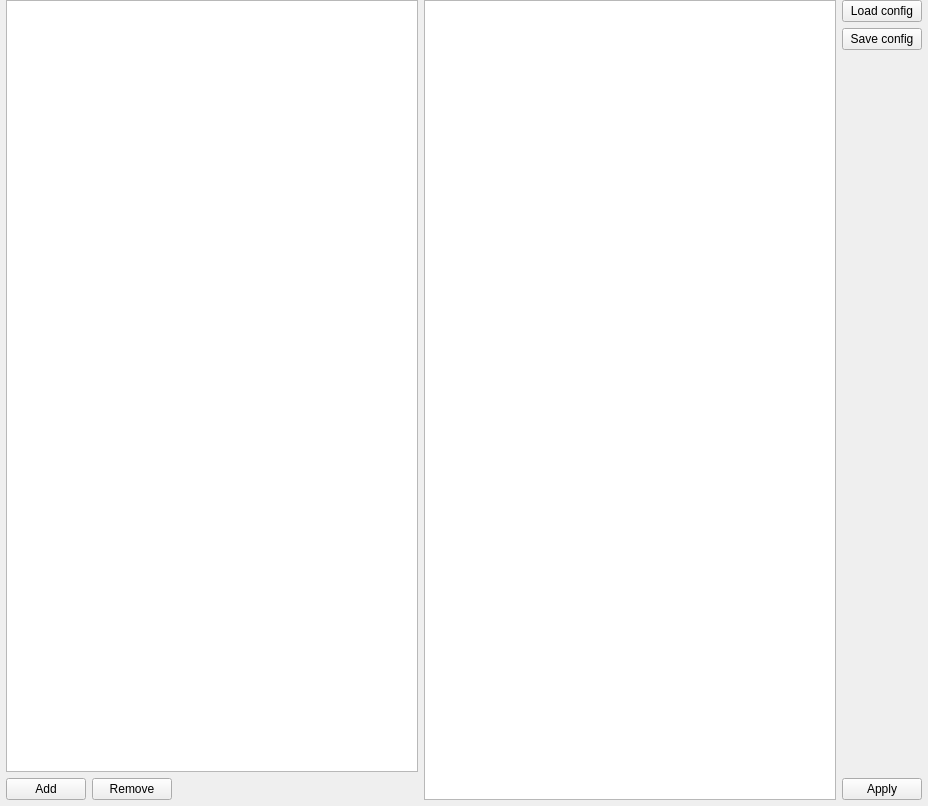
Above: apps/robot-map-gui/gui/configWidget/CConfigWidget.ui from MRPT/mrpt before the change. Below: the same form after it.
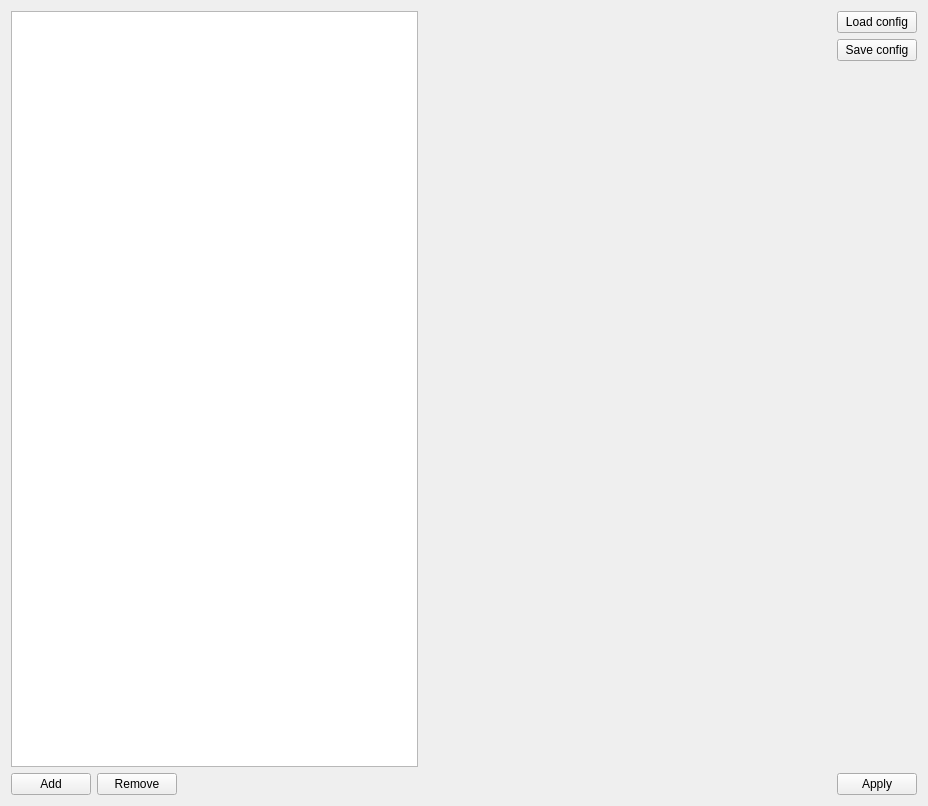
That is the form after the change.

Patch:
```diff
--- a/apps/robot-map-gui/gui/configWidget/CConfigWidget.ui
+++ b/apps/robot-map-gui/gui/configWidget/CConfigWidget.ui
@@ -14,22 +14,10 @@
    <string>Form</string>
   </property>
   <layout class="QHBoxLayout" name="horizontalLayout_2">
-   <property name="leftMargin">
-    <number>6</number>
-   </property>
-   <property name="topMargin">
-    <number>0</number>
-   </property>
-   <property name="rightMargin">
-    <number>6</number>
-   </property>
-   <property name="bottomMargin">
-    <number>6</number>
-   </property>
    <item>
     <layout class="QVBoxLayout" name="verticalLayout_2">
      <item>
-      <widget class="QListView" name="m_listView"/>
+      <widget class="QListWidget" name="m_config"/>
      </item>
      <item>
       <layout class="QHBoxLayout" name="horizontalLayout">
@@ -65,7 +53,7 @@
     </layout>
    </item>
    <item>
-    <widget class="QTextEdit" name="m_textEdit"/>
+    <widget class="QStackedWidget" name="stackedWidget"/>
    </item>
    <item>
     <layout class="QVBoxLayout" name="verticalLayout">
```
